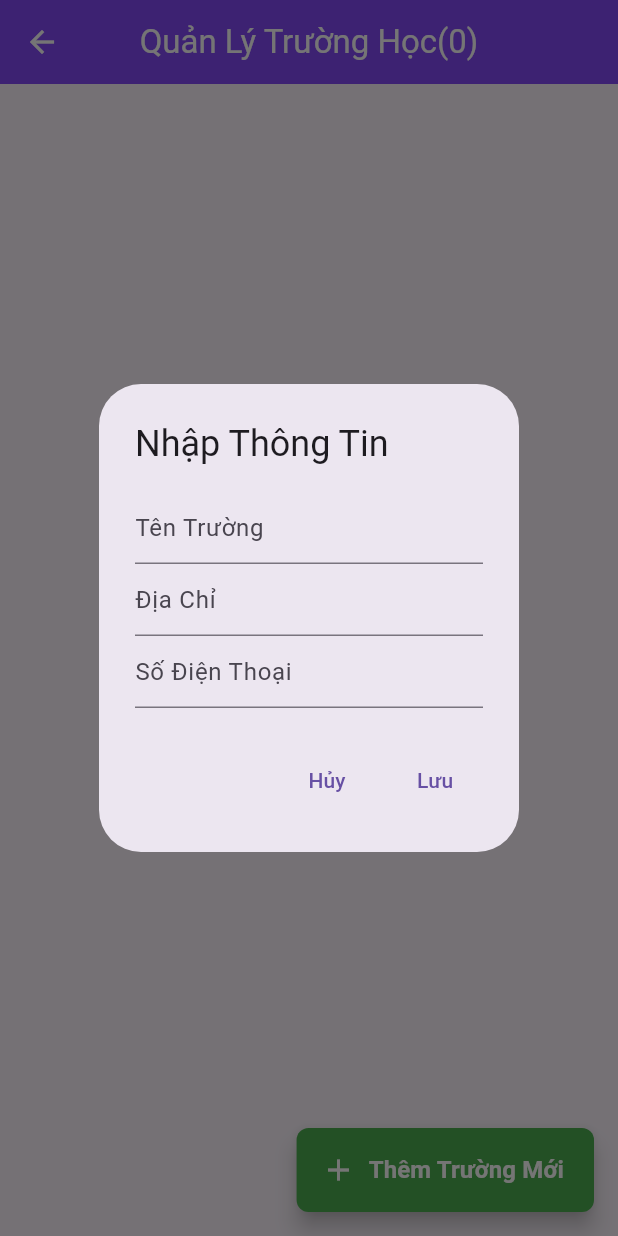
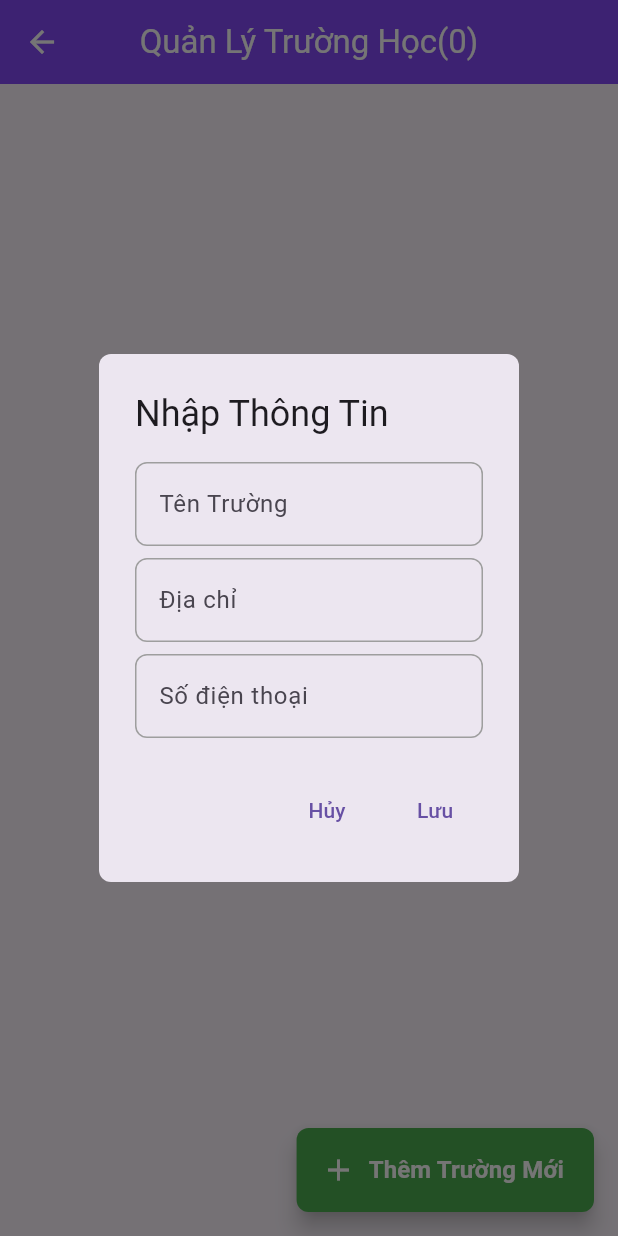
Before and after one commit to Binh00001/august_project, a Flutter app: the SchoolManageScreen screen opened directly, after a tap on "Thêm Trường Mới", on a phone screen of 412 x 824 dp. Run offline on Flutter 3.47's test engine with Material 3 defaults, Android fonts, the phone set to English and light mode, and no system bars; our stand-ins replace dio, flutter_bloc, shared_preferences, sqflite; accounts and stored records are empty; network calls fail.

Commit message:
fix ui create school

```diff
--- a/lib/page/feature_page/school_manage.dart
+++ b/lib/page/feature_page/school_manage.dart
@@ -95,6 +95,8 @@ class _SchoolManageScreenState extends State<SchoolManageScreen> {
   }
 
   void _addNewSchool() {
+    final GlobalKey<FormState> _formKey = GlobalKey<FormState>();
+
     showDialog(
       context: context,
       builder: (BuildContext context) {
@@ -102,27 +104,107 @@ class _SchoolManageScreenState extends State<SchoolManageScreen> {
         String? address;
         String? phoneNumber;
         return AlertDialog(
+          shape: RoundedRectangleBorder(
+            borderRadius: BorderRadius.circular(8),
+          ),
           title: const Text('Nhập Thông Tin'),
           content: SingleChildScrollView(
             child: ListBody(
               children: <Widget>[
+                Form(
+                  key: _formKey,
+                  child: Column(
+                    children: [
                       TextFormField(
-                  decoration: const InputDecoration(hintText: 'Tên Trường'),
+                        decoration: InputDecoration(
+                          labelText: 'Tên Trường', // Label text
+                          hintText: 'Nhập tên của trường', // Placeholder text
+                          floatingLabelBehavior:
+                              FloatingLabelBehavior.auto, // Label behavior
+
+                          border: OutlineInputBorder(
+                            borderRadius: BorderRadius.circular(
+                                4), // Rounded corners for the input field
+                          ),
+                          focusedBorder: OutlineInputBorder(
+                            borderSide: const BorderSide(
+                                color: AppColors.primary,
+                                width: 2), // Blue border when focused
+                            borderRadius: BorderRadius.circular(8),
+                          ),
+                          enabledBorder: OutlineInputBorder(
+                            borderSide: const BorderSide(
+                                color: Colors.grey,
+                                width: 1), // Grey border by default
+                            borderRadius: BorderRadius.circular(8),
+                          ),
+                        ),
                         onChanged: (value) {
-                    name = value;
+                          name = value; // Update the name variable on change
+                        },
+                        validator: (value) {
+                          if (value == null || value.isEmpty) {
+                            return 'Bắt buộc'; // Error message when the field is left empty
+                          }
+                          return null;
                         },
                       ),
+                      const SizedBox(height: 8), // Consistent spacing
+
                       TextFormField(
-                  decoration: const InputDecoration(hintText: 'Địa Chỉ'),
-                  onChanged: (value) {
-                    address = value;
-                  },
+                        decoration: InputDecoration(
+                          labelText: 'Địa chỉ', // Label text
+                          hintText: 'Nhập địa chỉ', // Placeholder text
+                          floatingLabelBehavior:
+                              FloatingLabelBehavior.auto, // Label behavior
+
+                          border: OutlineInputBorder(
+                            borderRadius:
+                                BorderRadius.circular(4), // Rounded corners
                           ),
+                          focusedBorder: OutlineInputBorder(
+                            borderSide:
+                                BorderSide(color: AppColors.primary, width: 2),
+                            borderRadius: BorderRadius.circular(8),
+                          ),
+                          enabledBorder: OutlineInputBorder(
+                            borderSide:
+                                BorderSide(color: Colors.grey, width: 1),
+                            borderRadius: BorderRadius.circular(8),
+                          ),
+                        ),
+                        onChanged: (value) =>
+                            address = value, // Update phone number
+                      ),
+                      const SizedBox(height: 8), // Consistent spacing
+
                       TextFormField(
-                  decoration: const InputDecoration(hintText: 'Số Điện Thoại'),
-                  onChanged: (value) {
-                    phoneNumber = value;
-                  },
+                        decoration: InputDecoration(
+                          labelText: 'Số điện thoại', // Label text
+                          hintText: 'Nhập số điện thoại', // Placeholder text
+                          floatingLabelBehavior:
+                              FloatingLabelBehavior.auto, // Label behavior
+
+                          border: OutlineInputBorder(
+                            borderRadius:
+                                BorderRadius.circular(4), // Rounded corners
+                          ),
+                          focusedBorder: OutlineInputBorder(
+                            borderSide:
+                                BorderSide(color: AppColors.primary, width: 2),
+                            borderRadius: BorderRadius.circular(8),
+                          ),
+                          enabledBorder: OutlineInputBorder(
+                            borderSide:
+                                BorderSide(color: Colors.grey, width: 1),
+                            borderRadius: BorderRadius.circular(8),
+                          ),
+                        ),
+                        onChanged: (value) =>
+                            phoneNumber = value, // Update phone number
+                      ),
+                    ],
+                  ),
                 ),
               ],
             ),
@@ -138,13 +220,14 @@ class _SchoolManageScreenState extends State<SchoolManageScreen> {
               child: const Text('Lưu'),
               onPressed: () {
                 if (name != null && name!.isNotEmpty) {
-                  setState(() {
-                    schools.add({
-                      'name': name,
-                      'address': address,
-                      'phoneNumber': phoneNumber
-                    });
-                  });
+                  //call api tạo trường mới, reload
+                  // setState(() {
+                  //   schools.add({
+                  //     'name': name,
+                  //     'address': address,
+                  //     'phoneNumber': phoneNumber
+                  //   });
+                  // });
                   Navigator.of(context).pop();
                 }
               },
```
Also changed, not shown: 1 other file. Lines whose indentation alone changed are shown as unchanged.
